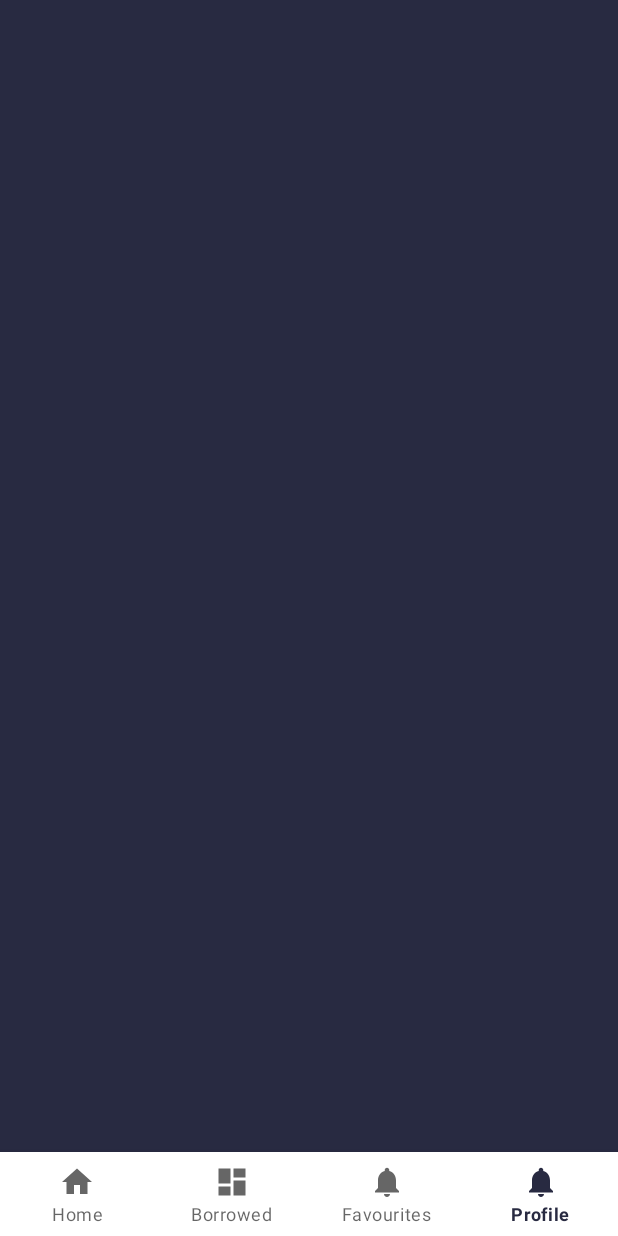
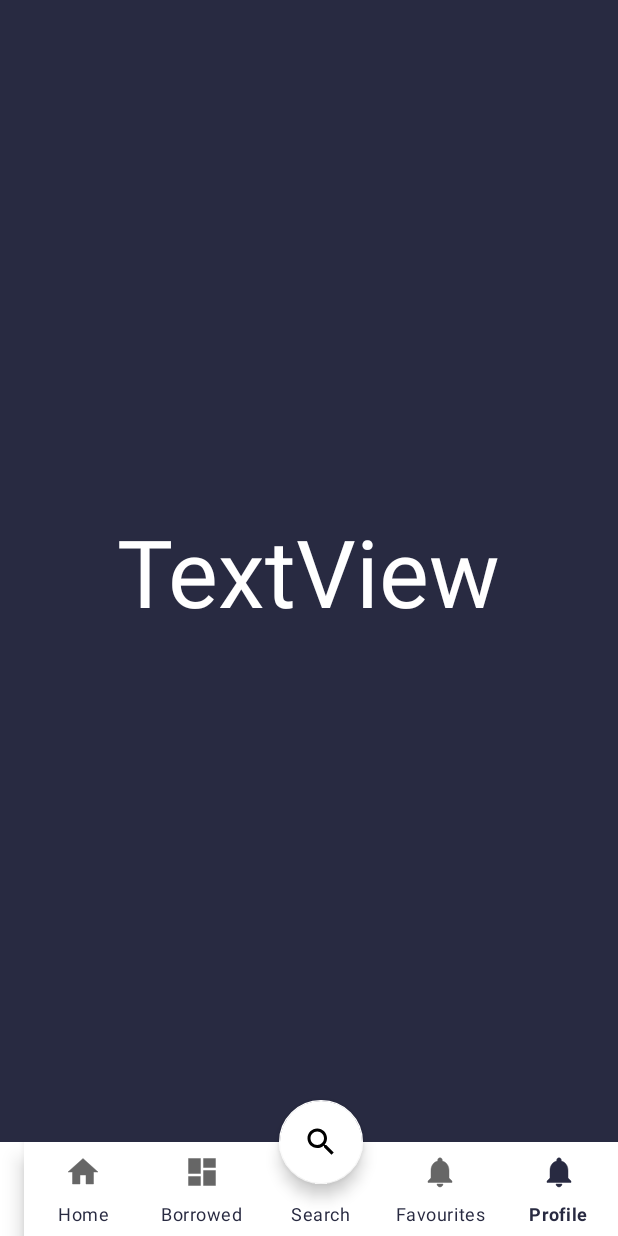
Before and after one commit to pruthiraj-11/Book_Library, an Android app: the ProfileFragment screen opened through its navigation route, on a phone screen of 412 x 824 dp. Run offline under Robolectric (Android 15) with nearby library versions, the phone set to English and light mode, and no system bars; our stand-ins replace navigation-ui, sdp/ssp sizes.

Commit message:
Not provided

```diff
--- a/app/src/main/res/drawable/ic_dashboard_black_24dp.xml
+++ b/app/src/main/res/drawable/ic_dashboard_black_24dp.xml
@@ -4,6 +4,9 @@
     android:viewportWidth="24.0"
     android:viewportHeight="24.0">
     <path
-        android:fillColor="#FF000000"
-        android:pathData="M3,13h8L11,3L3,3v10zM3,21h8v-6L3,15v6zM13,21h8L21,11h-8v10zM13,3v6h8L21,3h-8z" />
+        android:fillColor="#FFFFFF"
+        android:pathData="M3,13h8L11,3L3,3v10zM3,21h8v-6L3,15v6zM13,21h8L21,11h-8v10zM13,3v6h8L21,3h-8z"
+        android:strokeColor="@color/primecolor"
+        android:strokeWidth="0.3"
+        />
 </vector>
--- a/app/src/main/res/drawable/ic_home_black_24dp.xml
+++ b/app/src/main/res/drawable/ic_home_black_24dp.xml
@@ -4,6 +4,9 @@
     android:viewportWidth="24.0"
     android:viewportHeight="24.0">
     <path
-        android:fillColor="#FF000000"
-        android:pathData="M10,20v-6h4v6h5v-8h3L12,3 2,12h3v8z" />
+        android:fillColor="#FFFFFF"
+        android:pathData="M10,20v-6h4v6h5v-8h3L12,3 2,12h3v8z"
+        android:strokeColor="@color/primecolor"
+        android:strokeWidth="0.3"
+        />
 </vector>
--- a/app/src/main/res/drawable/ic_notifications_black_24dp.xml
+++ b/app/src/main/res/drawable/ic_notifications_black_24dp.xml
@@ -4,6 +4,9 @@
     android:viewportWidth="24.0"
     android:viewportHeight="24.0">
     <path
-        android:fillColor="#FF000000"
-        android:pathData="M12,22c1.1,0 2,-0.9 2,-2h-4c0,1.1 0.89,2 2,2zM18,16v-5c0,-3.07 -1.64,-5.64 -4.5,-6.32L13.5,4c0,-0.83 -0.67,-1.5 -1.5,-1.5s-1.5,0.67 -1.5,1.5v0.68C7.63,5.36 6,7.92 6,11v5l-2,2v1h16v-1l-2,-2z" />
+        android:fillColor="#FFFFFF"
+        android:pathData="M12,22c1.1,0 2,-0.9 2,-2h-4c0,1.1 0.89,2 2,2zM18,16v-5c0,-3.07 -1.64,-5.64 -4.5,-6.32L13.5,4c0,-0.83 -0.67,-1.5 -1.5,-1.5s-1.5,0.67 -1.5,1.5v0.68C7.63,5.36 6,7.92 6,11v5l-2,2v1h16v-1l-2,-2z"
+        android:strokeColor="@color/primecolor"
+        android:strokeWidth="0.3"
+        />
 </vector>
--- a/app/src/main/res/layout/activity_main.xml
+++ b/app/src/main/res/layout/activity_main.xml
@@ -1,25 +1,30 @@
 <?xml version="1.0" encoding="utf-8"?>
-<androidx.constraintlayout.widget.ConstraintLayout xmlns:android="http://schemas.android.com/apk/res/android"
+<androidx.coordinatorlayout.widget.CoordinatorLayout
+    xmlns:android="http://schemas.android.com/apk/res/android"
     xmlns:app="http://schemas.android.com/apk/res-auto"
     xmlns:tools="http://schemas.android.com/tools"
     android:id="@+id/container"
     android:layout_width="match_parent"
     android:layout_height="match_parent">
 
-    <com.google.android.material.bottomnavigation.BottomNavigationView
-        android:id="@+id/nav_view"
-        android:layout_width="0dp"
+    <com.google.android.material.bottomappbar.BottomAppBar
+        android:id="@+id/bottomAppBar"
+        android:layout_width="match_parent"
         android:layout_height="wrap_content"
-        android:layout_marginStart="0dp"
-        android:layout_marginEnd="0dp"
-        android:background="?android:attr/windowBackground"
-        app:layout_constraintBottom_toBottomOf="parent"
-        app:layout_constraintLeft_toLeftOf="parent"
-        app:layout_constraintRight_toRightOf="parent"
-        app:labelVisibilityMode="labeled"
-        app:menu="@menu/bottom_nav_menu" >
-
-    </com.google.android.material.bottomnavigation.BottomNavigationView>
+        android:layout_gravity="bottom"
+        >
+        <com.google.android.material.bottomnavigation.BottomNavigationView
+            android:id="@+id/nav_view"
+            android:layout_width="match_parent"
+            android:layout_height="@dimen/_48sdp"
+            android:layout_margin="0dp"
+            android:background="@color/white"
+            style="@style/Widget.Design.BottomNavigationView"
+            app:itemTextColor="@color/primecolor"
+            app:itemRippleColor="@color/primecolor"
+            app:labelVisibilityMode="labeled"
+            app:menu="@menu/bottom_nav_menu" />
+    </com.google.android.material.bottomappbar.BottomAppBar>
 
     <fragment
         android:id="@+id/nav_host_fragment_activity_main"
@@ -27,10 +32,17 @@
         android:layout_width="match_parent"
         android:layout_height="match_parent"
         app:defaultNavHost="true"
-        app:layout_constraintBottom_toTopOf="@id/nav_view"
-        app:layout_constraintLeft_toLeftOf="parent"
-        app:layout_constraintRight_toRightOf="parent"
-        app:layout_constraintTop_toTopOf="parent"
+        android:layout_marginBottom="@dimen/_48sdp"
         app:navGraph="@navigation/mobile_navigation" />
 
-</androidx.constraintlayout.widget.ConstraintLayout>
+    <com.google.android.material.floatingactionbutton.FloatingActionButton
+        android:id="@+id/fab"
+        android:layout_width="wrap_content"
+        android:layout_height="wrap_content"
+        android:backgroundTint="@color/white"
+        android:contentDescription="@string/app_name"
+        app:backgroundTint="@color/white"
+        app:layout_anchor="@id/nav_view"
+        android:src="@drawable/baseline_search_24" />
+
+</androidx.coordinatorlayout.widget.CoordinatorLayout>
--- a/app/src/main/res/layout/fragment_profile.xml
+++ b/app/src/main/res/layout/fragment_profile.xml
@@ -1,9 +1,23 @@
 <?xml version="1.0" encoding="utf-8"?>
-<androidx.constraintlayout.widget.ConstraintLayout xmlns:android="http://schemas.android.com/apk/res/android"
+<androidx.constraintlayout.widget.ConstraintLayout
+    xmlns:android="http://schemas.android.com/apk/res/android"
     xmlns:app="http://schemas.android.com/apk/res-auto"
     xmlns:tools="http://schemas.android.com/tools"
     android:id="@+id/frameLayout"
     android:layout_width="match_parent"
     android:layout_height="match_parent"
     android:background="@color/primecolor"
-    tools:context=".ui.profile.ProfileFragment"/>
+    tools:context=".ui.profile.ProfileFragment">
+
+    <TextView
+        android:id="@+id/textView"
+        android:layout_width="wrap_content"
+        android:layout_height="wrap_content"
+        android:text="TextView"
+        android:textSize="@dimen/_48sdp"
+        android:textColor="@color/white"
+        app:layout_constraintBottom_toBottomOf="parent"
+        app:layout_constraintEnd_toEndOf="parent"
+        app:layout_constraintStart_toStartOf="parent"
+        app:layout_constraintTop_toTopOf="parent" />
+</androidx.constraintlayout.widget.ConstraintLayout>
--- a/app/src/main/res/menu/bottom_nav_menu.xml
+++ b/app/src/main/res/menu/bottom_nav_menu.xml
@@ -12,6 +12,12 @@
         android:title="@string/title_borrowed" />
 
     <item
+        android:id="@+id/page_3"
+        android:enabled="false"
+        android:title="Search"
+        />
+
+    <item
         android:id="@+id/navigation_favourites"
         android:icon="@drawable/ic_notifications_black_24dp"
         android:title="@string/title_favourites" />
```
Also changed, not shown: app/src/main/res/layout/fragment_dashboard.xml (+11 -0 lines), app/src/main/res/layout/fragment_home.xml (+11 -0 lines), app/src/main/res/layout/fragment_notifications.xml (+12 -1 lines), app/src/main/res/layout/fragment_search.xml (+16 -7 lines).
